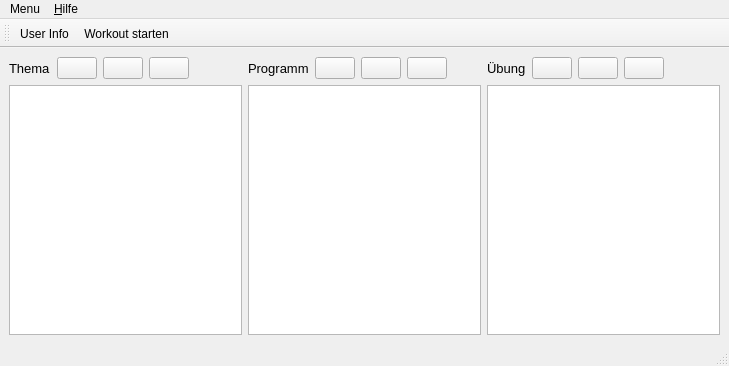
First picture: the form in speck_weg/ui/main_window.ui, repository hochstibe/fingertraining, before the edit.
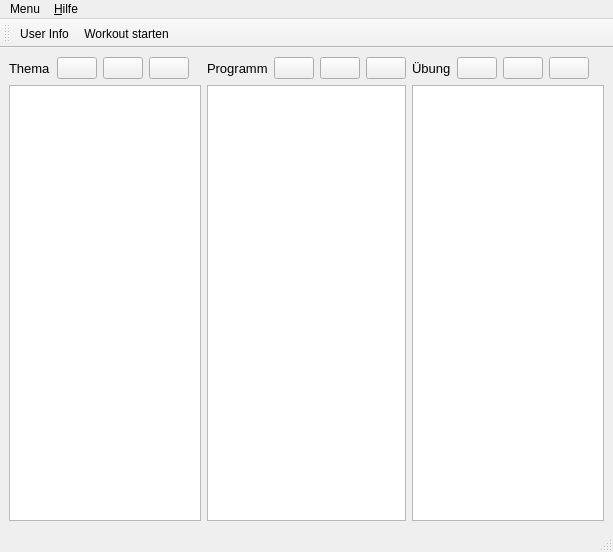
Second picture: the form after the edit. Icons and pictures are not drawn.

```diff
--- a/speck_weg/ui/main_window.ui
+++ b/speck_weg/ui/main_window.ui
@@ -6,8 +6,8 @@
    <rect>
     <x>0</x>
     <y>0</y>
-    <width>729</width>
-    <height>366</height>
+    <width>613</width>
+    <height>552</height>
    </rect>
   </property>
   <property name="windowTitle">
@@ -248,7 +248,7 @@
     <rect>
      <x>0</x>
      <y>0</y>
-     <width>729</width>
+     <width>613</width>
      <height>22</height>
     </rect>
    </property>
```
Left out of the diff: 18 changed lines with no effect on the pictures.
